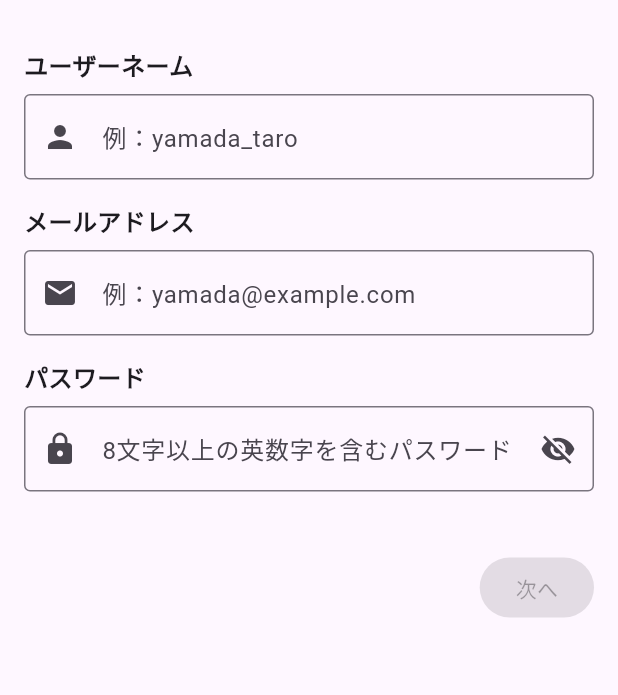
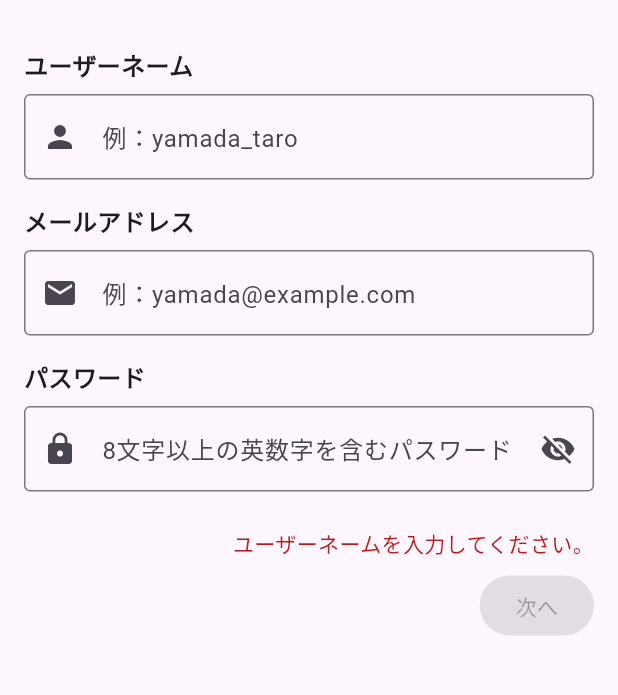
Before and after one commit to p2hacks2025/pre-12, a Flutter app: the screen it shows after launch, on a phone screen of 412 x 824 dp, the part 278-973 px from its top. Run offline on Flutter 3.47's test engine with Material 3 defaults, Android fonts, the phone set to English and light mode, and no system bars; our stand-ins replace flutter_riverpod, image_picker, shared_preferences.

Commit message:
feat: 新規登録のユーザーテキストを表示

```diff
--- a/mobile/lib/register_screen.dart
+++ b/mobile/lib/register_screen.dart
@@ -15,6 +15,8 @@ class _RegisterScreenState extends State<RegisterScreen> {
   final _emailCtrl = TextEditingController();
   final _passwordCtrl = TextEditingController();
 
+  static final RegExp _usernameRe = RegExp(r'^[a-z0-9_]+$');
+
   bool _showPassword = false;
 
   @override
@@ -31,10 +33,41 @@ class _RegisterScreenState extends State<RegisterScreen> {
     final password = _passwordCtrl.text.trim();
 
     if (username.isEmpty || email.isEmpty || password.isEmpty) return false;
+    if (username.length < 3 || username.length > 20) return false;
+    if (!_usernameRe.hasMatch(username)) return false;
     if (!RegExp(r'^[^\s@]+@[^\s@]+\.[^\s@]+$').hasMatch(email)) return false;
     if (password.length < 8) return false;
+    if (!RegExp(r'[A-Za-z]').hasMatch(password)) return false;
+    if (!RegExp(r'[0-9]').hasMatch(password)) return false;
 
     return true;
+  }
+
+  String? _blockingReason() {
+    final username = _usernameCtrl.text.trim();
+    final email = _emailCtrl.text.trim();
+    final password = _passwordCtrl.text;
+
+    if (username.isEmpty) return 'ユーザーネームを入力してください。';
+    if (username.length < 3) return 'ユーザーネームは3文字以上にしてください。';
+    if (username.length > 20) return 'ユーザーネームは20文字以内にしてください。';
+    if (!_usernameRe.hasMatch(username)) {
+      return 'ユーザーネームは英小文字/数字/_(アンダースコア)のみ有効です。';
+    }
+
+    if (email.isEmpty) return 'メールアドレスを入力してください。';
+    if (!RegExp(r'^[^\s@]+@[^\s@]+\.[^\s@]+$').hasMatch(email)) {
+      return '有効なメールアドレスを入力してください。';
+    }
+
+    if (password.isEmpty) return 'パスワードを入力してください。';
+    if (password.length < 8) return 'パスワードは8文字以上にしてください。';
+    if (!RegExp(r'[A-Za-z]').hasMatch(password) ||
+        !RegExp(r'[0-9]').hasMatch(password)) {
+      return 'パスワードは英字と数字をそれぞれ1文字以上含めてください。';
+    }
+
+    return null;
   }
 
   void _next() {
@@ -54,6 +87,8 @@ class _RegisterScreenState extends State<RegisterScreen> {
 
   @override
   Widget build(BuildContext context) {
+    final blockingReason = _blockingReason();
+
     return Scaffold(
       appBar: AppBar(title: const Text('新規登録')),
       body: SafeArea(
@@ -61,6 +96,7 @@ class _RegisterScreenState extends State<RegisterScreen> {
           padding: const EdgeInsets.all(16),
           child: Form(
             key: _formKey,
+            autovalidateMode: AutovalidateMode.onUserInteraction,
             child: Column(
               crossAxisAlignment: CrossAxisAlignment.stretch,
               children: [
@@ -95,14 +131,18 @@ class _RegisterScreenState extends State<RegisterScreen> {
                     prefixIcon: Icon(Icons.person),
                   ),
                   validator: (v) {
-                    if (v == null || v.trim().isEmpty) {
+                    final value = (v ?? '').trim();
+                    if (value.isEmpty) {
                       return 'ユーザーネームは必須です。';
                     }
-                    if (v.trim().length < 3) {
+                    if (value.length < 3) {
                       return 'ユーザーネームは3文字以上にしてください。';
                     }
-                    if (v.trim().length > 20) {
+                    if (value.length > 20) {
                       return 'ユーザーネームは20文字以内にしてください。';
+                    }
+                    if (!_usernameRe.hasMatch(value)) {
+                      return '英小文字/数字/_(アンダースコア)のみ使用できます。';
                     }
                     return null;
                   },
@@ -168,14 +208,28 @@ class _RegisterScreenState extends State<RegisterScreen> {
                     if (v.length < 8) {
                       return 'パスワードは8文字以上にしてください。';
                     }
+                    if (!RegExp(r'[A-Za-z]').hasMatch(v) ||
+                        !RegExp(r'[0-9]').hasMatch(v)) {
+                      return '英字と数字をそれぞれ1文字以上含めてください。';
+                    }
                     return null;
                   },
                   onChanged: (_) => setState(() {}),
                 ),
 
-                const SizedBox(height: 16),
+                const SizedBox(height: 24),
 
-                const SizedBox(height: 24),
+                if (blockingReason != null)
+                  Padding(
+                    padding: const EdgeInsets.only(bottom: 8),
+                    child: Text(
+                      blockingReason,
+                      textAlign: TextAlign.right,
+                      style: TextStyle(
+                        color: Theme.of(context).colorScheme.error,
+                      ),
+                    ),
+                  ),
 
                 Align(
                   alignment: Alignment.centerRight,
```
Also changed, not shown: mobile/lib/profile_setup_screen.dart (+31 -0 lines).
